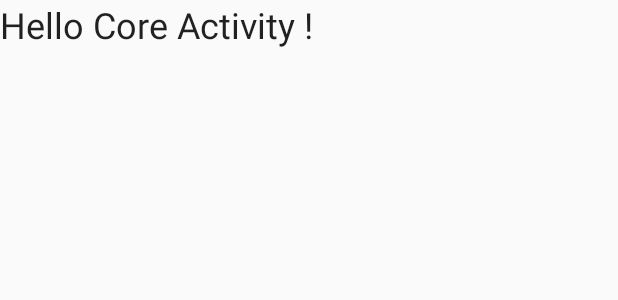
After one commit to KarthikUCH/DaggerTest, an Android app: the layout activity_core.xml on its own in the app's theme, with its tools: preview values and no code run, on a phone screen of 412 x 824 dp. The commit adds this screen. Shown: the top 300 px of the screen. Run offline under Robolectric (Android 15) with nearby library versions, the phone set to English and light mode, and no system bars.

Commit message:
Add core module which contain Application class and Launcher activity

```diff
--- a/app/build.gradle
+++ b/app/build.gradle
@@ -33,4 +33,6 @@ dependencies {
     annotationProcessor "com.google.dagger:dagger-compiler:2.44"
     annotationProcessor "com.google.dagger:dagger-android-processor:2.22.1"
     implementation "com.google.dagger:dagger-android-support:2.22.1"
+
+    implementation project(path: ':core')
 }
--- /dev/null
+++ b/core/src/main/res/layout/activity_core.xml
@@ -0,0 +1,18 @@
+<?xml version="1.0" encoding="utf-8"?>
+<android.support.design.widget.CoordinatorLayout xmlns:android="http://schemas.android.com/apk/res/android"
+    xmlns:app="http://schemas.android.com/apk/res-auto"
+    xmlns:tools="http://schemas.android.com/tools"
+    android:layout_width="match_parent"
+    android:layout_height="match_parent"
+    tools:context=".CoreActivity">
+
+
+
+    <TextView
+        android:layout_width="wrap_content"
+        android:layout_height="wrap_content"
+        android:text="Hello Core Activity !"
+        style="@style/TextAppearance.AppCompat.Headline"/>
+
+
+</android.support.design.widget.CoordinatorLayout>
--- /dev/null
+++ b/core/src/main/res/values/colors.xml
@@ -0,0 +1,6 @@
+<?xml version="1.0" encoding="utf-8"?>
+<resources>
+    <color name="colorPrimary">#008577</color>
+    <color name="colorPrimaryDark">#00574B</color>
+    <color name="colorAccent">#D81B60</color>
+</resources>
--- /dev/null
+++ b/core/src/main/res/values/dimens.xml
@@ -0,0 +1,3 @@
+<resources>
+    <dimen name="fab_margin">16dp</dimen>
+</resources>
--- /dev/null
+++ b/core/src/main/res/values/strings.xml
@@ -0,0 +1,4 @@
+<resources>
+    <string name="app_name">My Application</string>
+    <string name="action_settings">Settings</string>
+</resources>
--- /dev/null
+++ b/core/src/main/res/values/styles.xml
@@ -0,0 +1,20 @@
+<resources>
+
+    <!-- Base application theme. -->
+    <style name="AppTheme" parent="Theme.AppCompat.Light.DarkActionBar">
+        <!-- Customize your theme here. -->
+        <item name="colorPrimary">@color/colorPrimary</item>
+        <item name="colorPrimaryDark">@color/colorPrimaryDark</item>
+        <item name="colorAccent">@color/colorAccent</item>
+    </style>
+
+    <style name="AppTheme.NoActionBar">
+        <item name="windowActionBar">false</item>
+        <item name="windowNoTitle">true</item>
+    </style>
+
+    <style name="AppTheme.AppBarOverlay" parent="ThemeOverlay.AppCompat.Dark.ActionBar" />
+
+    <style name="AppTheme.PopupOverlay" parent="ThemeOverlay.AppCompat.Light" />
+
+</resources>
--- a/settings.gradle
+++ b/settings.gradle
@@ -1 +1,2 @@
 include ':app'
+include ':core'
```
Also changed, not shown: app/src/main/AndroidManifest.xml (+1 -9 lines), app/src/main/java/com/dagger/raju/myapplication/MainActivity.java (+0 -18 lines), core/build.gradle (added, +34 -0 lines), core/src/main/AndroidManifest.xml (added, +21 -0 lines), core/src/main/java/com/kvr/navigation/core/App.java (added, +33 -0 lines), core/src/main/java/com/kvr/navigation/core/CoreActivity.java (added, +20 -0 lines), 5 other files.
